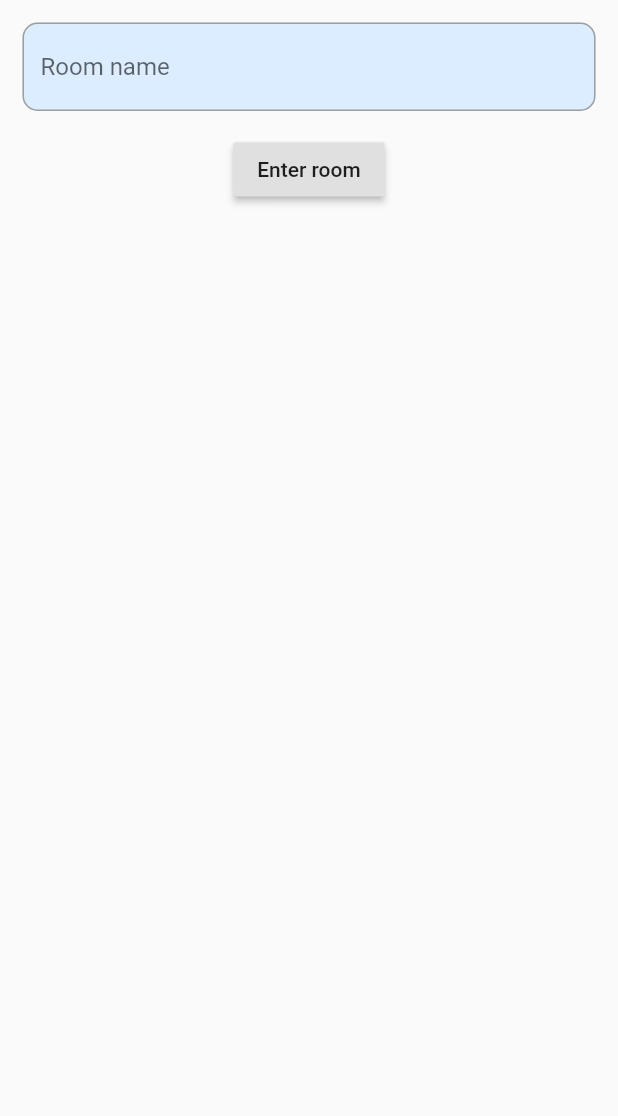
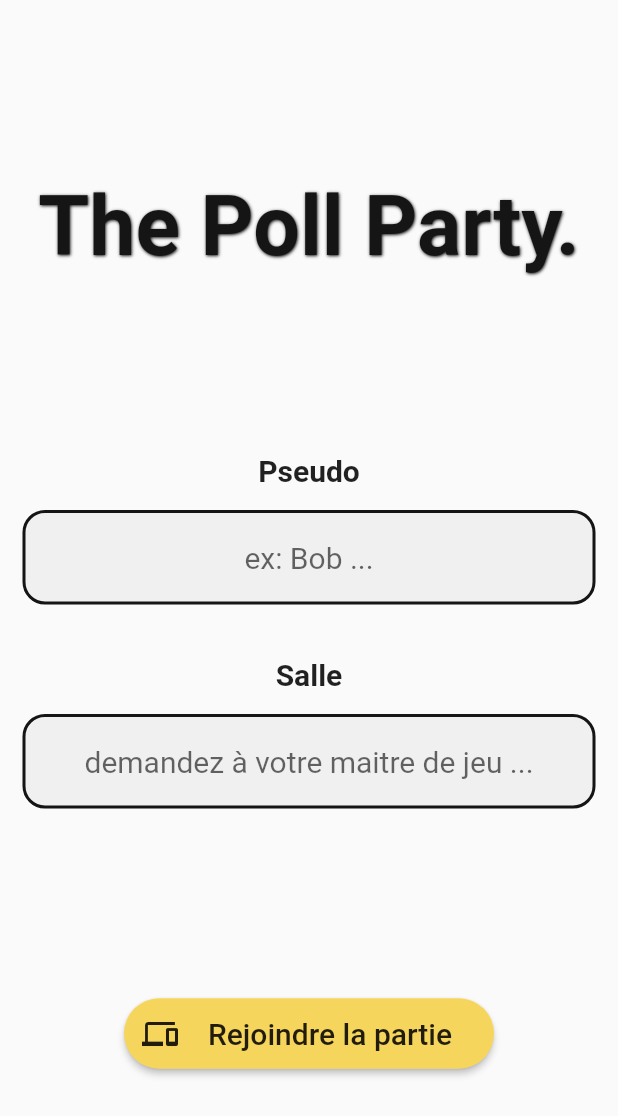
Before and after one commit to Betsara-MARCELLIN/the_poll_party, a Flutter app: the screen it shows after launch, on a phone screen of 412 x 824 dp. Shown: the top 1116 px of the screen. Run offline on Flutter 3.47's test engine with Material 2 defaults, Android fonts, the light colour scheme and no system bars; our stand-ins replace socket_io_client.

Commit message:
#12 new UI & send and display username and room

```diff
--- /dev/null
+++ b/front_mobile/the_poll_party_mobile/lib/components/myIconButton.dart
@@ -0,0 +1,36 @@
+import 'package:flutter/material.dart';
+import 'package:the_poll_party_mobile/styles/Colors.dart';
+import 'package:the_poll_party_mobile/styles/Shapes.dart';
+
+class MyIconButton extends StatelessWidget {
+  const MyIconButton({
+    Key key,
+    @required VoidCallback callback,
+    @required String text,
+    @required IconData icon,
+  })  : _callback = callback,
+        _text = text,
+        _icon = icon,
+        super(key: key);
+
+  final VoidCallback _callback;
+  final String _text;
+  final IconData _icon;
+
+  @override
+  Widget build(BuildContext context) {
+    return RaisedButton.icon(
+        shape:
+            RoundedRectangleBorder(borderRadius: BorderRadius.circular(30.0)),
+        label: Padding(
+          padding: const EdgeInsets.all(12.0),
+          child: Text(
+            _text,
+            style: TextStyle(fontSize: normalTextSize),
+          ),
+        ),
+        icon: Icon(_icon), //Icons.meeting_room
+        color: accentColor,
+        onPressed: () => _callback());
+  }
+}
--- /dev/null
+++ b/front_mobile/the_poll_party_mobile/lib/components/myTextField.dart
@@ -0,0 +1,38 @@
+import 'package:flutter/material.dart';
+import 'package:the_poll_party_mobile/styles/Colors.dart';
+import 'package:the_poll_party_mobile/styles/Shapes.dart';
+
+class MyTextField extends StatelessWidget {
+  const MyTextField(
+      {Key key,
+      @required TextEditingController textController,
+      String hintText})
+      : _textController = textController,
+        _hintText = hintText,
+        super(key: key);
+
+  final TextEditingController _textController;
+  final String _hintText;
+
+  @override
+  Widget build(BuildContext context) {
+    return TextField(
+      textAlign: TextAlign.center,
+      style: TextStyle(fontSize: normalTextSize),
+      controller: _textController,
+      autocorrect: false,
+      decoration: InputDecoration(
+        filled: true,
+        hintText: _hintText,
+        enabledBorder: OutlineInputBorder(
+          borderRadius: BorderRadius.all(Radius.circular(15.0)),
+          borderSide: BorderSide(color: lightBlack, width: 2),
+        ),
+        focusedBorder: OutlineInputBorder(
+          borderRadius: BorderRadius.all(Radius.circular(15.0)),
+          borderSide: BorderSide(color: accentColor, width: 2),
+        ),
+      ),
+    );
+  }
+}
--- a/front_mobile/the_poll_party_mobile/lib/pages/roomPage.dart
+++ b/front_mobile/the_poll_party_mobile/lib/pages/roomPage.dart
@@ -1,6 +1,10 @@
 import 'package:flutter/material.dart';
+import 'package:the_poll_party_mobile/components/myIconButton.dart';
+import 'package:the_poll_party_mobile/components/myTextField.dart';
 import 'package:the_poll_party_mobile/providers/roomProvider.dart';
 import 'package:provider/provider.dart';
+import 'package:the_poll_party_mobile/styles/Colors.dart';
+import 'package:the_poll_party_mobile/styles/Shapes.dart';
 
 class RoomPage extends StatefulWidget {
   RoomPage({Key key}) : super(key: key);
@@ -11,40 +15,70 @@ class RoomPage extends StatefulWidget {
 
 class _RoomPageState extends State<RoomPage> {
   TextEditingController _roomController = TextEditingController();
+  TextEditingController _nameController = TextEditingController();
 
   @override
   Widget build(BuildContext context) {
     return Scaffold(
       body: Center(
         child: Column(
+          // mainAxisAlignment: MainAxisAlignment.spaceEvenly,
           children: [
+            Spacer(),
             Padding(
-              padding: const EdgeInsets.all(15.0),
-              child: TextField(
-                controller: _roomController,
-                autocorrect: false,
-                decoration: InputDecoration(
-                  hintText: 'Room name',
-                  filled: true,
-                  fillColor: Color(0xFFDBEDFF),
-                  enabledBorder: OutlineInputBorder(
-                    borderRadius: BorderRadius.all(Radius.circular(10.0)),
-                    borderSide: BorderSide(color: Colors.grey),
-                  ),
-                  focusedBorder: OutlineInputBorder(
-                    borderRadius: BorderRadius.all(Radius.circular(10.0)),
-                    borderSide: BorderSide(color: Colors.grey),
-                  ),
+              padding: const EdgeInsets.all(8.0),
+              child: Text(
+                "The Poll Party.",
+                style: TextStyle(
+                  fontSize: 55,
+                  fontWeight: FontWeight.bold,
+                  color: lightBlack,
+                  shadows: [
+                    Shadow(
+                      blurRadius: 2.0,
+                      color: lightBlack,
+                      offset: Offset(0.5, 0.5),
+                    ),
+                  ],
                 ),
               ),
             ),
-            RaisedButton(
-                child: Text("Enter room"),
-                onPressed: () {
+            Spacer(),
+            Text(
+              "Pseudo",
+              style: TextStyle(
+                  fontSize: normalTextSize, fontWeight: FontWeight.bold),
+            ),
+            Padding(
+                padding: const EdgeInsets.all(15.0),
+                child: MyTextField(
+                  textController: _nameController,
+                  hintText: 'ex: Bob ...',
+                )),
+            Padding(
+              padding: const EdgeInsets.only(top: 20),
+              child: Text('Salle',
+                  style: TextStyle(
+                      fontSize: normalTextSize, fontWeight: FontWeight.bold)),
+            ),
+            Padding(
+              padding: const EdgeInsets.all(15.0),
+              child: MyTextField(
+                  textController: _roomController,
+                  hintText: 'demandez à votre maitre de jeu ...'),
+            ),
+            Spacer(),
+            MyIconButton(
+                text: 'Rejoindre la partie',
+                icon: Icons.phonelink,
+                callback: () {
                   print(_roomController.text);
-                  context.read<RoomProvider>().enterRoom(_roomController.text);
+                  context
+                      .read<RoomProvider>()
+                      .enterRoom(_roomController.text, _nameController.text);
                   Navigator.pushNamed(context, '/game');
-                })
+                }),
+            Spacer(),
           ],
         ),
       ),
--- a/front_mobile/the_poll_party_mobile/lib/providers/roomProvider.dart
+++ b/front_mobile/the_poll_party_mobile/lib/providers/roomProvider.dart
@@ -2,10 +2,14 @@ import 'package:flutter/widgets.dart';
 
 class RoomProvider extends ChangeNotifier {
   String roomId;
+  String playerName;
 
   String get getRoomId => roomId;
 
-  void enterRoom(String roomId) {
+  String get getPlayerName => playerName;
+
+  void enterRoom(String roomId, String playerName) {
+    this.playerName = playerName;
     this.roomId = roomId;
     notifyListeners();
   }
--- /dev/null
+++ b/front_mobile/the_poll_party_mobile/lib/styles/Colors.dart
@@ -0,0 +1,9 @@
+import 'package:flutter/painting.dart';
+
+const primaryColor = const Color(0xFF173F5F);
+const secondaryColor = const Color(0xFF20639B);
+const secondaryBisColor = const Color(0xFF3CAEA3);
+const accentColor = const Color(0xFFF6D55C);
+const warnColor = const Color(0xFFED553B);
+
+const lightBlack = const Color(0xFF151515);
--- /dev/null
+++ b/front_mobile/the_poll_party_mobile/lib/styles/Shapes.dart
@@ -0,0 +1 @@
+const normalTextSize = 20.0;
```
Also changed, not shown: front_mobile/the_poll_party_mobile/lib/pages/gamePage.dart (+28 -29 lines), 6 other files.
